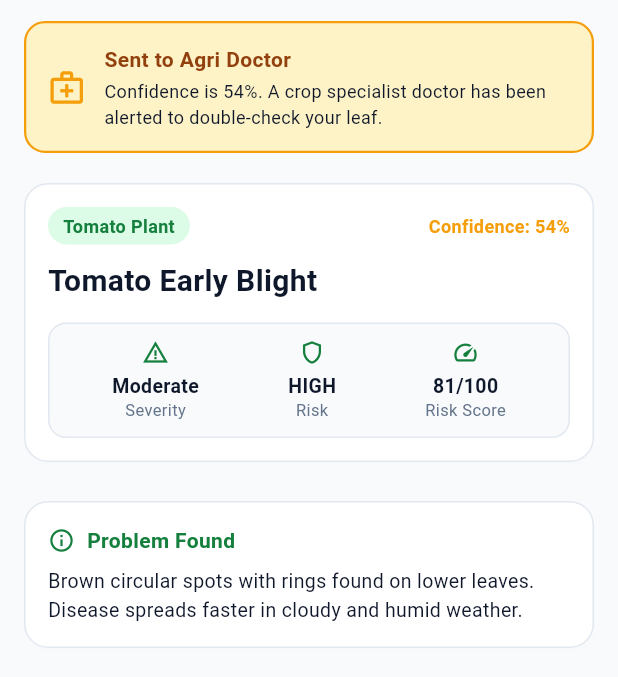
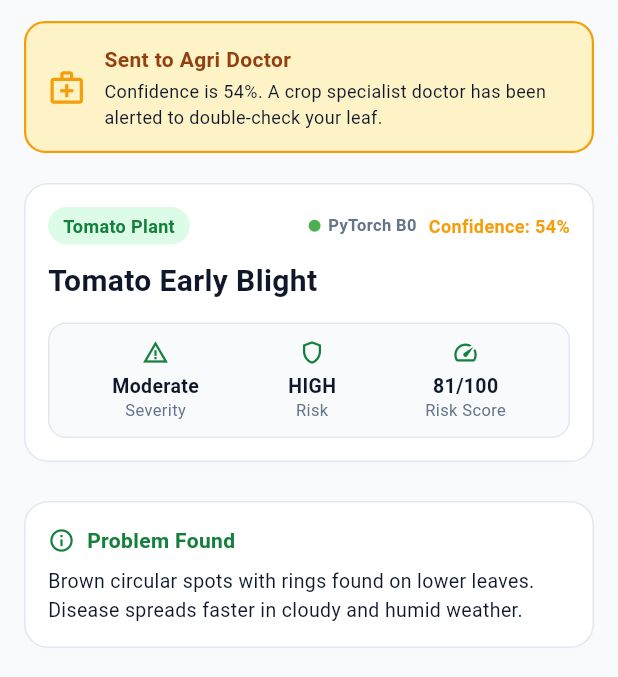
Before and after one commit to AfifaKureshi/FasalRakshak, a Flutter app: the DiagnosisResultScreen screen opened by its route, on a phone screen of 412 x 824 dp, the part 90-767 px from its top. Run offline on Flutter 3.47's test engine with Material 3 defaults, Android fonts, the phone set to English and light mode, and no system bars; our stand-ins replace image_picker, shared_preferences; accounts and stored records are empty.

Commit message:
feat(ai): integrate real PyTorch EfficientNet-B0 pipeline with Flutter app and API

```diff
--- a/mobile/lib/core/constants/app_constants.dart
+++ b/mobile/lib/core/constants/app_constants.dart
@@ -8,9 +8,9 @@ class AppConstants {
   // Backend API Base URL (Auto-detects host for phone access or defaults to local network)
   static String get defaultApiBaseUrl {
     if (kIsWeb) {
-      final host = Uri.base.host;
-      if (host.isNotEmpty && host != 'localhost' && host != '127.0.0.1') {
-        return 'http://$host:8000/api/v1';
+      final origin = Uri.base.origin;
+      if (origin.isNotEmpty && !origin.startsWith('null')) {
+        return '$origin/api/v1';
       }
     }
     return 'http://10.14.140.107:8000/api/v1';
--- a/mobile/lib/features/crop_health/diagnosis_result_screen.dart
+++ b/mobile/lib/features/crop_health/diagnosis_result_screen.dart
@@ -16,7 +16,8 @@ class DiagnosisResultScreen extends StatelessWidget {
     final risk = appState.currentRisk;
 
     final confidencePct = ((diag?.confidence ?? 0.85) * 100).toInt();
-    final isLowConfidence = (diag?.confidence ?? 0.85) < 0.70;
+    final isMismatch = diag?.isMismatch == true;
+    final isLowConfidence = !isMismatch && (diag?.confidence ?? 0.85) < 0.70;
 
     return Scaffold(
       appBar: FasalAppBar(
@@ -27,22 +28,30 @@ class DiagnosisResultScreen extends StatelessWidget {
         child: Column(
           crossAxisAlignment: CrossAxisAlignment.stretch,
           children: [
-            // Status Alert Card
+            // Status Alert Card (Mismatch, Doctor Review, or Verified)
             Container(
               padding: const EdgeInsets.all(14),
               decoration: BoxDecoration(
-                color: isLowConfidence ? const Color(0xFFFEF3C7) : AppColors.lightMint,
+                color: isMismatch
+                    ? const Color(0xFFFEF2F2)
+                    : (isLowConfidence ? const Color(0xFFFEF3C7) : AppColors.lightMint),
                 borderRadius: BorderRadius.circular(14),
                 border: Border.all(
-                  color: isLowConfidence ? AppColors.warningAmber : AppColors.primaryGreen,
+                  color: isMismatch
+                      ? AppColors.dangerRed
+                      : (isLowConfidence ? AppColors.warningAmber : AppColors.primaryGreen),
                   width: 1.5,
                 ),
               ),
               child: Row(
                 children: [
                   Icon(
-                    isLowConfidence ? Icons.medical_services_outlined : Icons.verified_outlined,
-                    color: isLowConfidence ? AppColors.warningAmber : AppColors.primaryGreen,
+                    isMismatch
+                        ? Icons.swap_horiz_rounded
+                        : (isLowConfidence ? Icons.medical_services_outlined : Icons.verified_outlined),
+                    color: isMismatch
+                        ? AppColors.dangerRed
+                        : (isLowConfidence ? AppColors.warningAmber : AppColors.primaryGreen),
                     size: 26,
                   ),
                   const SizedBox(width: 12),
@@ -51,20 +60,24 @@ class DiagnosisResultScreen extends StatelessWidget {
                       crossAxisAlignment: CrossAxisAlignment.start,
                       children: [
                         Text(
-                          isLowConfidence
-                              ? loc.tr('doctor_review_tag')
-                              : 'AI Verified Result',
+                          isMismatch
+                              ? 'Crop Mismatch Alert'
+                              : (isLowConfidence ? loc.tr('doctor_review_tag') : 'AI Verified Result'),
                           style: TextStyle(
                             fontSize: 14,
                             fontWeight: FontWeight.bold,
-                            color: isLowConfidence ? const Color(0xFF92400E) : AppColors.primaryGreen,
+                            color: isMismatch
+                                ? AppColors.dangerRed
+                                : (isLowConfidence ? const Color(0xFF92400E) : AppColors.primaryGreen),
                           ),
                         ),
                         const SizedBox(height: 3),
                         Text(
-                          isLowConfidence
+                          isMismatch
+                              ? 'Leaf appears to match ${diag?.suggestedCrop ?? "another crop"} rather than ${diag?.crop}. Check your crop selection.'
+                              : (isLowConfidence
                                   ? 'Confidence is $confidencePct%. A crop specialist doctor has been alerted to double-check your leaf.'
-                              : 'High confidence check ($confidencePct%). Analysis complete.',
+                                  : 'High confidence check ($confidencePct%). Analysis complete.'),
                           style: const TextStyle(fontSize: 12, color: AppColors.charcoal),
                         ),
                       ],
@@ -101,21 +114,51 @@ class DiagnosisResultScreen extends StatelessWidget {
                         Container(
                           padding: const EdgeInsets.symmetric(horizontal: 10, vertical: 4),
                           decoration: BoxDecoration(
-                            color: AppColors.lightMint,
+                            color: isMismatch ? const Color(0xFFFEE2E2) : AppColors.lightMint,
                             borderRadius: BorderRadius.circular(20),
                           ),
                           child: Text(
-                            '${diag?.crop ?? "Tomato"} Plant',
-                            style: const TextStyle(fontSize: 12, fontWeight: FontWeight.bold, color: AppColors.primaryGreen),
+                            isMismatch
+                                ? 'Selected: ${diag?.crop ?? "Tomato"}'
+                                : '${diag?.crop ?? "Tomato"} Plant',
+                            style: TextStyle(
+                              fontSize: 12,
+                              fontWeight: FontWeight.bold,
+                              color: isMismatch ? AppColors.dangerRed : AppColors.primaryGreen,
                             ),
                           ),
+                        ),
+                        Row(
+                          children: [
+                            Container(
+                              width: 8,
+                              height: 8,
+                              decoration: BoxDecoration(
+                                shape: BoxShape.circle,
+                                color: (diag?.isOfflineResult ?? false)
+                                    ? Colors.orange
+                                    : Colors.green,
+                              ),
+                            ),
+                            const SizedBox(width: 5),
+                            Text(
+                              (diag?.isOfflineResult ?? false)
+                                  ? 'On-Device'
+                                  : 'PyTorch B0',
+                              style: const TextStyle(fontSize: 11, color: AppColors.muted, fontWeight: FontWeight.bold),
+                            ),
+                            const SizedBox(width: 8),
                             Text(
                               'Confidence: $confidencePct%',
                               style: TextStyle(
                                 fontSize: 12,
                                 fontWeight: FontWeight.bold,
-                            color: isLowConfidence ? AppColors.warningAmber : AppColors.primaryGreen,
+                                color: isMismatch
+                                    ? AppColors.dangerRed
+                                    : (isLowConfidence ? AppColors.warningAmber : AppColors.primaryGreen),
                               ),
+                            ),
+                          ],
                         ),
                       ],
                     ),
```
Also changed, not shown: mobile/lib/core/state/app_state.dart (+54 -8 lines), mobile/lib/services/ai/disease_detection_service.dart (+108 -9 lines), 5 other files. Lines whose indentation alone changed are shown as unchanged.
